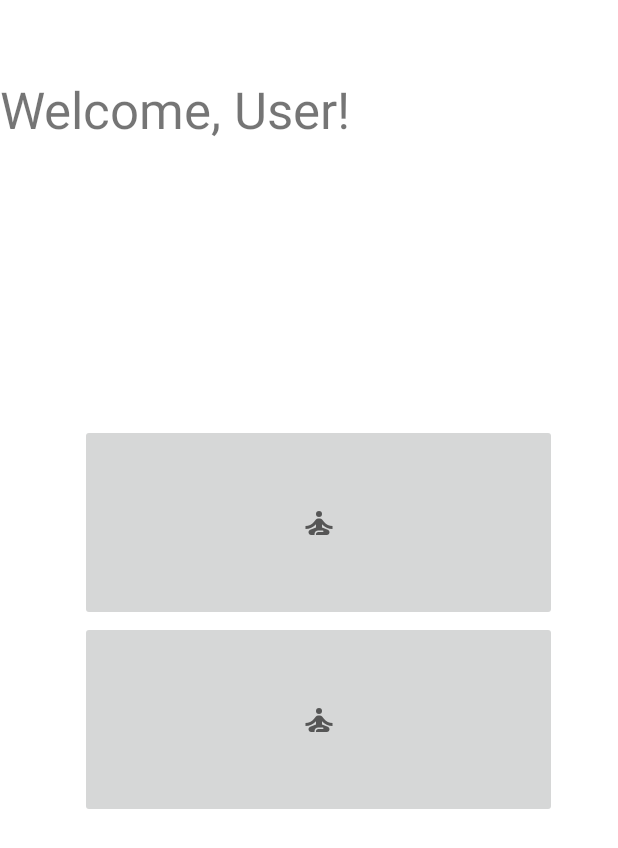
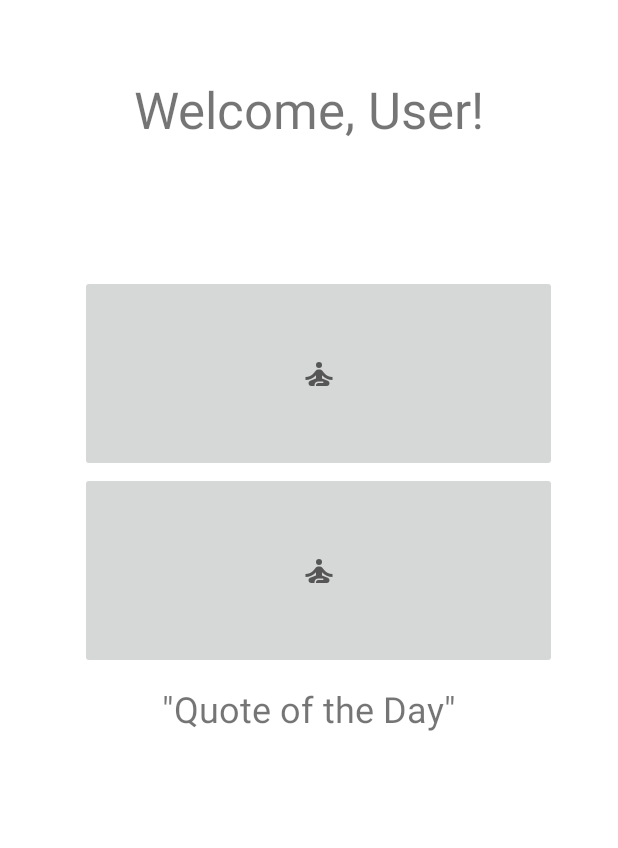
Before and after one commit to REM-Seminar/Stretches_For_Stresses, an Android app: the fragment HomeFragment shown on its own in the app's theme, on a phone screen of 412 x 824 dp. Shown: the top 848 px of the screen. Run offline under Robolectric (Android 15) with nearby library versions, the phone set to English and light mode, and no system bars.

Commit message:
home fragment fixed

```diff
--- a/app/src/main/res/layout/fragment_home.xml
+++ b/app/src/main/res/layout/fragment_home.xml
@@ -10,12 +10,13 @@
 
     <TextView
         android:id="@+id/tvWelcome"
-        android:layout_width="245dp"
+        android:layout_width="match_parent"
         android:layout_height="53dp"
         android:layout_alignParentTop="true"
         android:layout_centerHorizontal="true"
         android:layout_marginTop="50dp"
         android:text="Welcome, User!"
+        android:textAlignment="center"
         android:textSize="34sp"
         app:layout_constraintEnd_toEndOf="parent"
         app:layout_constraintStart_toStartOf="parent"
@@ -25,33 +26,25 @@
         android:id="@+id/ibSOTD"
         android:layout_width="318dp"
         android:layout_height="131dp"
-        android:layout_alignParentStart="false"
-        android:layout_alignParentTop="false"
-        android:layout_centerHorizontal="false"
         android:layout_marginStart="53dp"
-        android:layout_marginTop="179dp"
+        android:layout_marginTop="80dp"
         app:srcCompat="@drawable/ic_baseline_self_improvement_24" />
 
     <ImageButton
         android:id="@+id/ibStretchCatalog"
         android:layout_width="318dp"
         android:layout_height="131dp"
-        android:layout_alignParentEnd="false"
-        android:layout_alignParentBottom="false"
-        android:layout_centerHorizontal="false"
         android:layout_marginStart="53dp"
         android:layout_marginEnd="47dp"
-        android:layout_marginBottom="257dp"
         app:srcCompat="@drawable/ic_baseline_self_improvement_24" />
 
     <TextView
         android:id="@+id/tvQOTD"
-        android:layout_width="wrap_content"
+        android:layout_width="match_parent"
         android:layout_height="wrap_content"
-        android:layout_alignParentBottom="false"
-        android:layout_centerHorizontal="false"
-        android:layout_marginBottom="163dp"
+        android:layout_marginTop="10dp"
         android:text='"Quote of the Day"'
+        android:textAlignment="center"
         android:textSize="24sp" />
 
 </LinearLayout>
```
